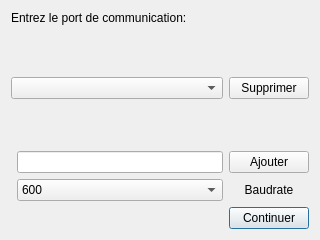
First picture: the form in dialog.ui, repository mjc-ermont/Cookie-Logger, before the edit.
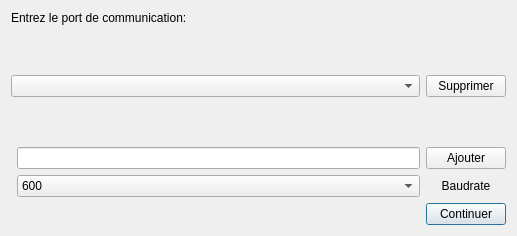
Second picture: the form after the edit.

Diff of the .ui file:
```diff
--- a/dialog.ui
+++ b/dialog.ui
@@ -6,8 +6,8 @@
    <rect>
     <x>0</x>
     <y>0</y>
-    <width>320</width>
-    <height>240</height>
+    <width>517</width>
+    <height>236</height>
    </rect>
   </property>
   <property name="windowTitle">
```
